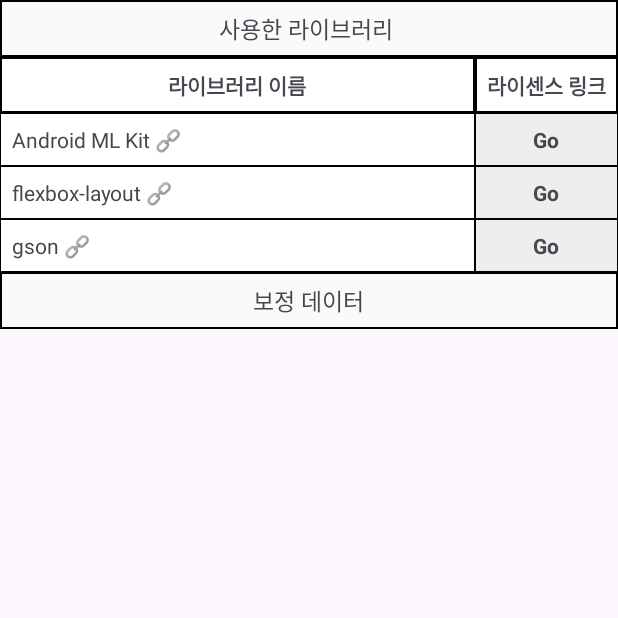
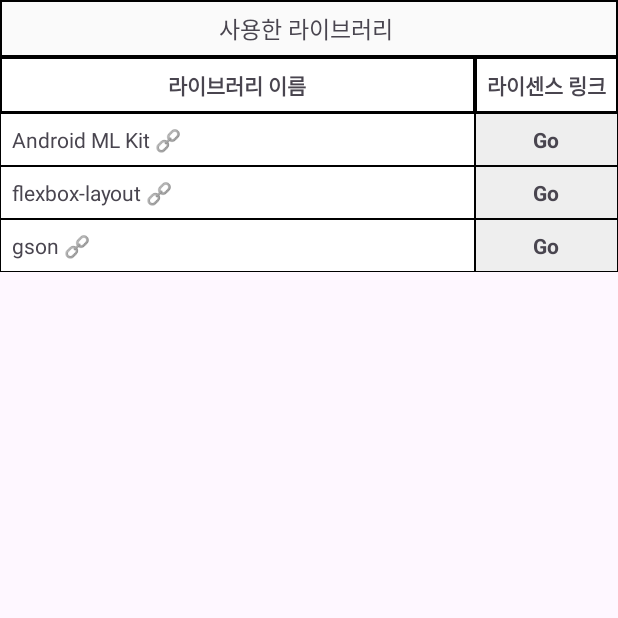
Before and after one commit to jge4786/ArknightsRecruitment, an Android app: the SettingsActivity screen opened directly, with no data from a screen before it, on a phone screen of 412 x 824 dp, the top half of it. Run offline under Robolectric (Android 15) with nearby library versions, the phone set to English and light mode, and no system bars.

Commit message:
Fix: 줄스 빌드 오류 및 런타임 에러 1차 수정

```diff
--- a/app/src/main/AndroidManifest.xml
+++ b/app/src/main/AndroidManifest.xml
@@ -34,6 +34,8 @@
 
         <activity android:name=".SettingsActivity"/>
 
+        <activity android:name=".CorrectionActivity"/>
+
         <service
             android:name=".OverlayService"
             android:foregroundServiceType="mediaProjection"
--- a/app/src/main/java/com/jge/testapp2/MainActivity.kt
+++ b/app/src/main/java/com/jge/testapp2/MainActivity.kt
@@ -155,6 +155,12 @@ class MainActivity : AppCompatActivity() {
             val intent = Intent(this, SettingsActivity::class.java)
             startActivity(intent)
         }
+
+        val correctionButton = findViewById<TextView>(R.id.correctionButton)
+        correctionButton.setOnClickListener {
+            val intent = Intent(this, CorrectionActivity::class.java)
+            startActivity(intent)
+        }
     }
 
     override fun onActivityResult(requestCode: Int, resultCode: Int, data: Intent?) {
--- a/app/src/main/java/com/jge/testapp2/OverlayService.kt
+++ b/app/src/main/java/com/jge/testapp2/OverlayService.kt
@@ -1084,7 +1084,7 @@ private suspend fun recognizeImage(image: InputImage, recognizer: TextRecognizer
         var resultTextView: TextView? = null
 
         // 1. Tag ID 직접 매칭 (정확 일치)
-        var tagId = TagStrings.getId(blockText, currentLang)
+        var tagId: Int? = TagStrings.getId(blockText, currentLang)
 
         // 2. Tag 문자열 기반 매칭 (포함)
         if (tagId == null) {
--- a/app/src/main/java/com/jge/testapp2/SettingsActivity.kt
+++ b/app/src/main/java/com/jge/testapp2/SettingsActivity.kt
@@ -37,12 +37,6 @@ class SettingsActivity : AppCompatActivity() {
 //                else -> false
 //            }
 //        }
-
-        val correctionButton = findViewById<TextView>(R.id.correctionButton)
-        correctionButton.setOnClickListener {
-            val intent = Intent(this, CorrectionActivity::class.java)
-            startActivity(intent)
-        }
     }
 
 //    fun onClickNewVersion(view: View) {
--- a/app/src/main/res/layout/activity_settings.xml
+++ b/app/src/main/res/layout/activity_settings.xml
@@ -127,24 +127,6 @@
                         android:textStyle="bold" />
                 </TableRow>
             </TableLayout>
-
-            <!--보정 데이터 헤더-->
-            <LinearLayout
-                android:layout_width="match_parent"
-                android:layout_height="wrap_content"
-                android:background="@drawable/library_label"
-                android:gravity="center"
-                android:orientation="horizontal">
-
-                <TextView
-                    android:id="@+id/correctionButton"
-                    android:layout_width="wrap_content"
-                    android:layout_height="wrap_content"
-                    android:paddingVertical="7dp"
-                    android:text="보정 데이터"
-                    android:textSize="15dp" />
-
-            </LinearLayout>
         </LinearLayout>
     </ScrollView>
 </RelativeLayout>
```
Also changed, not shown: app/src/main/res/layout/activity_main.xml (+13 -0 lines).
